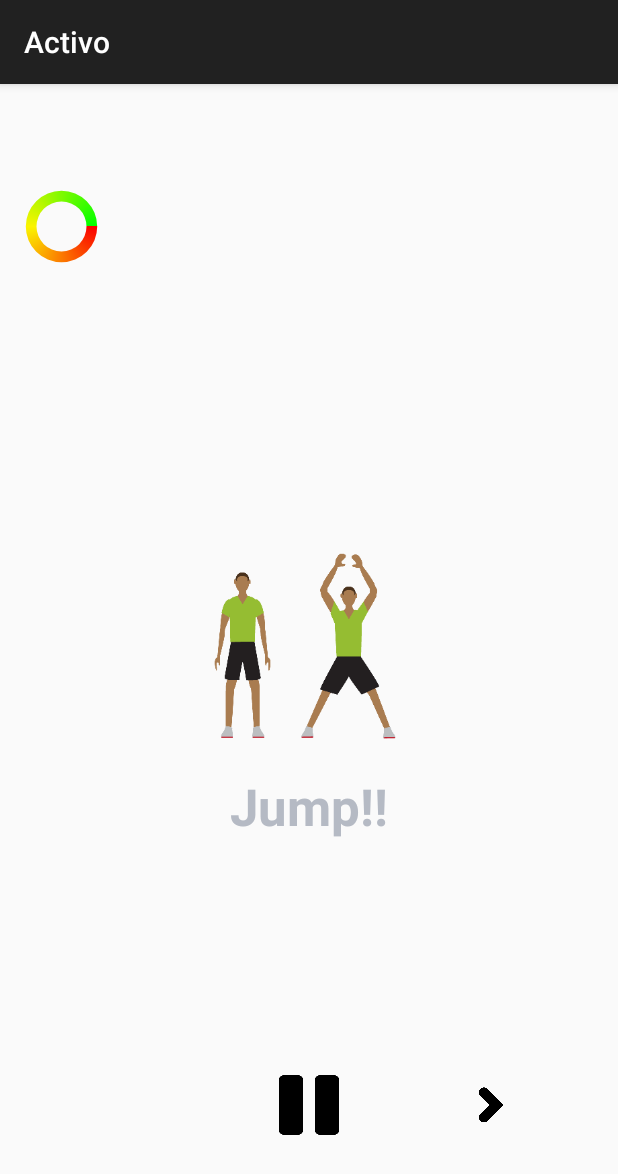
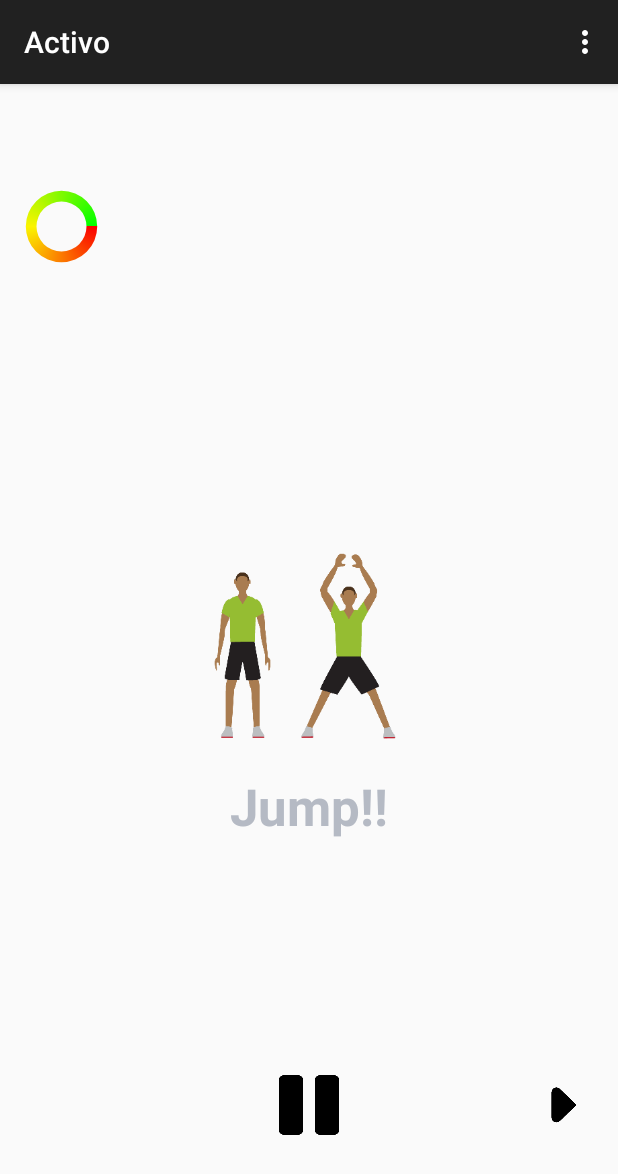
Before and after one commit to seren/activo, an Android app: the StartExerciseActivity screen opened directly, with no data from a screen before it, on a phone screen of 412 x 824 dp. Shown: the top 1174 px of the screen. Run offline under Robolectric (Android 15) with nearby library versions, the phone set to English and light mode, and no system bars.

Commit message:
action bar
add action bar and small changes to activity_startexercise layout

```diff
--- a/Activo/app/src/main/java/com/fourhcistudents/activo/StartExerciseActivity.java
+++ b/Activo/app/src/main/java/com/fourhcistudents/activo/StartExerciseActivity.java
@@ -2,7 +2,10 @@ package com.fourhcistudents.activo;
 
 
 import android.os.Bundle;
+import android.view.Menu;
+import android.view.MenuItem;
 import android.support.v7.app.ActionBarActivity;
+
 
 
 
@@ -17,7 +20,11 @@ public class StartExerciseActivity extends ActionBarActivity {
 
     }
 
-
-
+    @Override
+    public boolean onCreateOptionsMenu(Menu menu) {
+        // Inflate the menu; this adds items to the action bar if it is present.
+        getMenuInflater().inflate(R.menu.menu_home, menu);
+        return true;
+    }
 
 }
--- a/Activo/app/src/main/res/layout/activity_startexercise.xml
+++ b/Activo/app/src/main/res/layout/activity_startexercise.xml
@@ -70,7 +70,7 @@
         android:layout_height="40dp"
         android:background="@drawable/next_button"
         android:layout_alignTop="@+id/pause_btn"
-        android:layout_toEndOf="@+id/exercise" />
+        android:layout_alignParentEnd="true" />
 
 
 
```
Also changed, not shown: Activo/app/src/main/res/drawable-xxhdpi/next_button.png.
